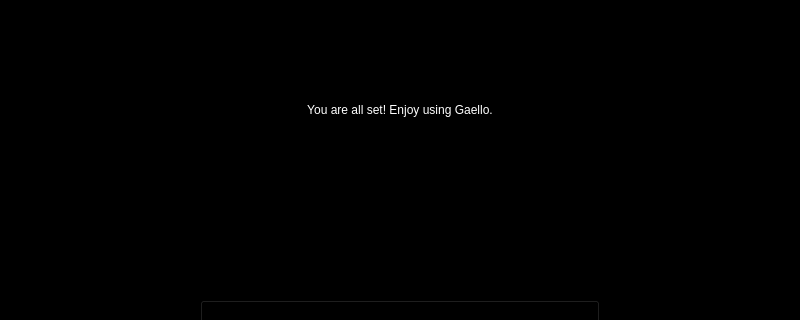
The window that app/UI/accountOk.ui (CephasSoga/Gaello-X) describes before a commit, drawn with Qt 5; both pictures show x 0 to 800 and y 0 to 320 of the 800 by 800 pixel window.
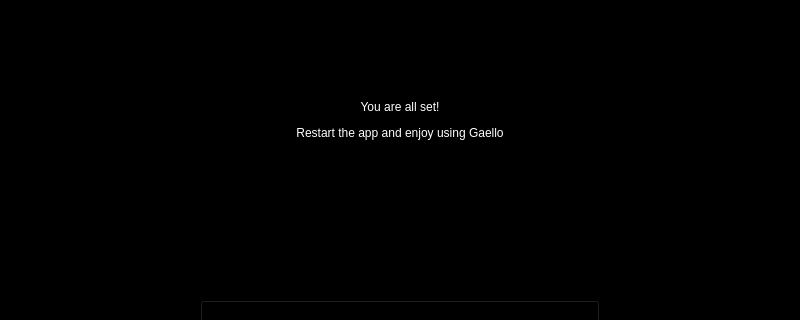
The same window after the commit. Icons and pictures are not drawn.

Patch:
```diff
--- a/app/UI/accountOk.ui
+++ b/app/UI/accountOk.ui
@@ -45,14 +45,14 @@
      <x>10</x>
      <y>70</y>
      <width>780</width>
-     <height>80</height>
+     <height>100</height>
     </rect>
    </property>
    <property name="styleSheet">
     <string notr="true">color: rgb(255, 255, 255);</string>
    </property>
    <property name="text">
-    <string>&lt;html&gt;&lt;head/&gt;&lt;body&gt;&lt;p align=&quot;center&quot;&gt;You are all set! Enjoy using Gaello.&lt;/p&gt;&lt;/body&gt;&lt;/html&gt;</string>
+    <string>&lt;html&gt;&lt;head/&gt;&lt;body&gt;&lt;p align=&quot;center&quot;&gt;You are all set!&lt;/p&gt;&lt;p align=&quot;center&quot;&gt;Restart the app and enjoy using Gaello&lt;/p&gt;&lt;/body&gt;&lt;/html&gt;</string>
    </property>
   </widget>
  </widget>
```
